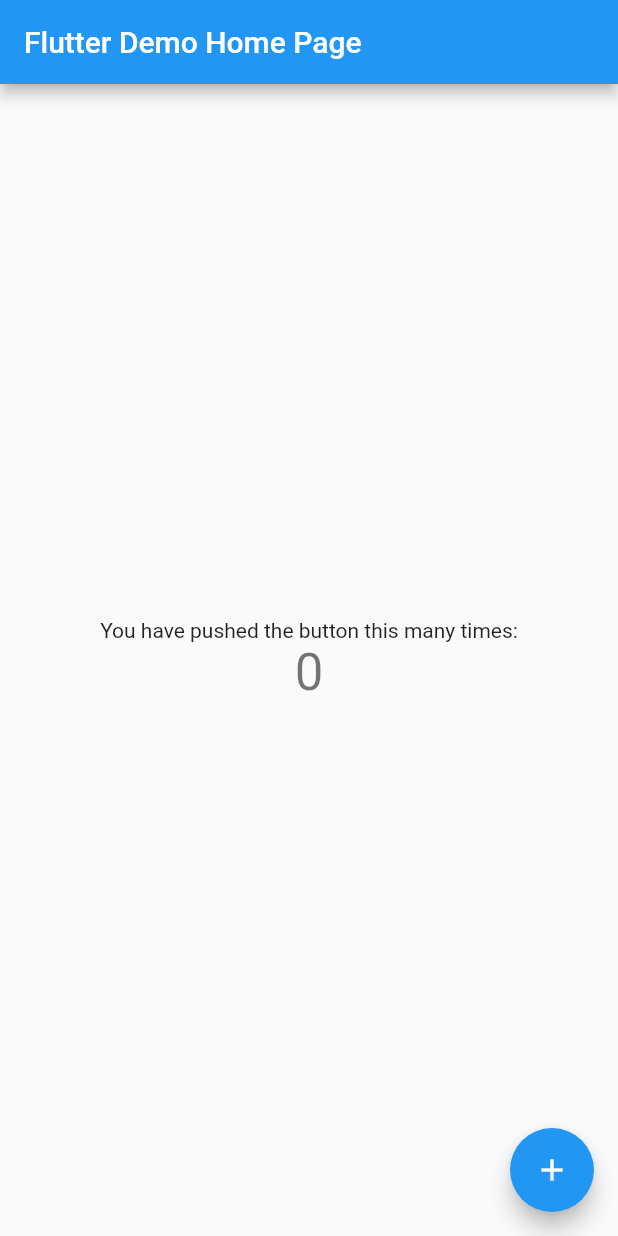
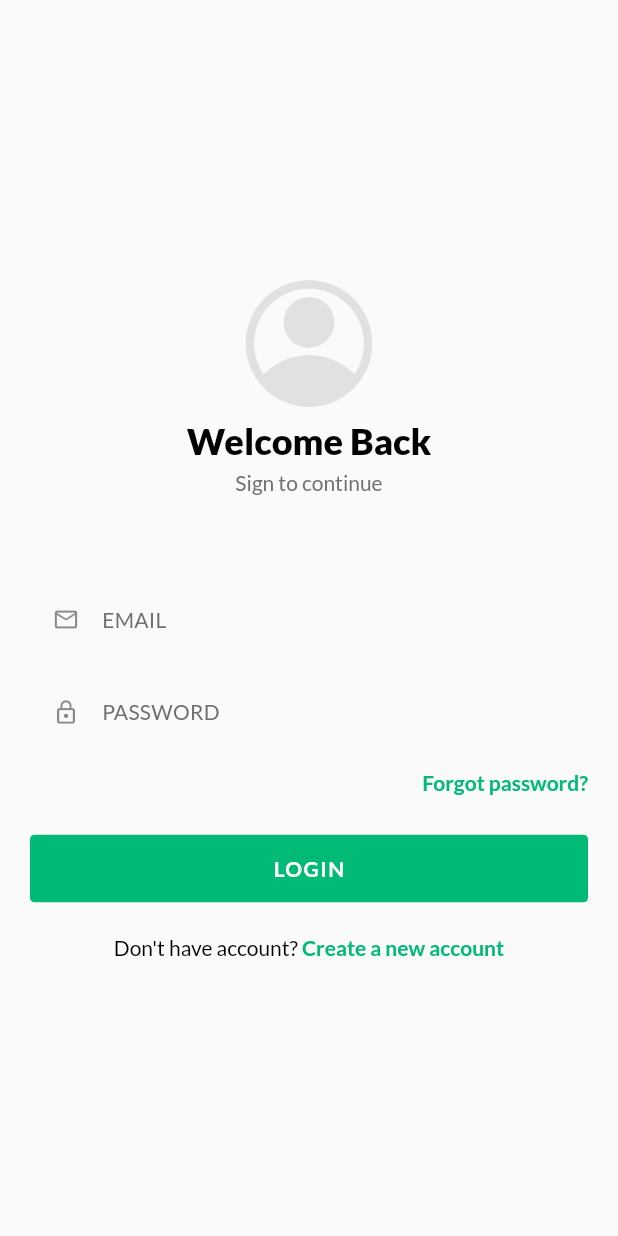
Before and after one commit to Viriyadhi/PTS-Login-PremiereLG, a Flutter app: the screen it shows after launch, on a phone screen of 412 x 824 dp. Run offline on Flutter 3.47's test engine with Material 2 defaults, Android fonts, the phone set to English and light mode, and no system bars; our stand-ins replace google_fonts.

Commit message:
style: [SF] login page

```diff
--- /dev/null
+++ b/lib/common/app_theme_data.dart
@@ -0,0 +1,49 @@
+import 'package:flutter/material.dart';
+import 'package:google_fonts/google_fonts.dart';
+
+import 'color_values.dart';
+
+class AppThemeData {
+  static ThemeData getTheme() {
+    const Color primaryColor = ColorValues.primaryGreen;
+    final Map<int, Color> primaryColorMap = {
+      50: primaryColor,
+      100: primaryColor,
+      200: primaryColor,
+      300: primaryColor,
+      400: primaryColor,
+      500: primaryColor,
+      600: primaryColor,
+      700: primaryColor,
+      800: primaryColor,
+      900: primaryColor,
+    };
+    final MaterialColor primaryMaterialColor = MaterialColor(primaryColor.value, primaryColorMap);
+
+    return ThemeData(
+        brightness: Brightness.light,
+        primaryColor: primaryColor,
+        primarySwatch: primaryMaterialColor,
+        elevatedButtonTheme: ElevatedButtonThemeData(
+          style: ElevatedButton.styleFrom(
+            onPrimary: Colors.white,
+            primary: ColorValues.primaryGreen,
+            elevation: 0.0,
+            minimumSize: const Size(double.infinity, 45.0),
+            shape: RoundedRectangleBorder(
+              borderRadius: BorderRadius.circular(3),
+            ),
+            textStyle: GoogleFonts.lato(
+              fontSize: 14.0,
+              fontWeight: FontWeight.bold,
+              letterSpacing: 1.0,
+            ),
+          ),
+        ),
+        textTheme: TextTheme(
+          headline1: GoogleFonts.lato(fontSize: 24.0, fontWeight: FontWeight.w900, color: Colors.black),
+          subtitle1: GoogleFonts.lato(fontSize: 14.0, fontWeight: FontWeight.w500, color: ColorValues.mediumGrey),
+          bodyText1: GoogleFonts.lato(fontSize: 14.0, fontWeight: FontWeight.w400, color: Colors.black),
+        ));
+  }
+}
--- /dev/null
+++ b/lib/common/color_values.dart
@@ -0,0 +1,7 @@
+import 'dart:ui';
+
+class ColorValues {
+  static const primaryGreen = Color(0xFF01BA76);
+  static const mediumGrey = Color(0xFF707070);
+  static const lightGrey = Color(0xFFC0C0C0);
+}
--- /dev/null
+++ b/lib/common/shared_code.dart
@@ -0,0 +1,45 @@
+import 'package:flutter/material.dart';
+
+class SharedCode {
+  String? emptyValidator(value) {
+    return value.toString().trim().isEmpty ? 'Field can\'t be empty' : null;
+  }
+
+  String? passwordValidator(value) {
+    return value.toString().length < 6 ? 'Password can\'t be less than 6 characters' : null;
+  }
+
+  String? emailValidator(value) {
+    bool emailValid = RegExp(r"^[a-zA-Z0-9.a-zA-Z0-9.!#$%&'*+-/=?^_`{|}~]+@[a-zA-Z0-9]+\.[a-zA-Z]+").hasMatch(value);
+    return !emailValid ? 'Email is not valid' : null;
+  }
+
+  String? passwordConfirmValidator(String value1 , String value2) {
+    if (value1.isEmpty || value2.isEmpty) {
+      return 'Password doesn\'t match';
+    } else {
+      return value2 != value1 ? 'Password doesn\'t match' : null;
+    }
+  }
+
+  static void showSnackBar(
+      BuildContext context, String status, String content, {Duration? duration}) {
+    Color color = Colors.green;
+    switch (status) {
+      case 'success':
+        color = Colors.green;
+        break;
+      case 'error':
+        color = Colors.red;
+        break;
+    }
+
+    SnackBar snackBar = SnackBar(
+      content: Text(content, style: const TextStyle(color: Colors.white)),
+      backgroundColor: color,
+      duration: duration ?? const Duration(milliseconds: 4000),
+    );
+
+    ScaffoldMessenger.of(context).showSnackBar(snackBar);
+  }
+}
--- a/lib/main.dart
+++ b/lib/main.dart
@@ -1,4 +1,6 @@
 import 'package:flutter/material.dart';
+import 'package:flutter_login_practice/common/app_theme_data.dart';
+import 'package:flutter_login_practice/ui/login/login.dart';
 
 void main() {
   runApp(const MyApp());
@@ -7,109 +9,12 @@ void main() {
 class MyApp extends StatelessWidget {
   const MyApp({Key? key}) : super(key: key);
 
-  // This widget is the root of your application.
   @override
   Widget build(BuildContext context) {
     return MaterialApp(
-      title: 'Flutter Demo',
-      theme: ThemeData(
-        // This is the theme of your application.
-        //
-        // Try running your application with "flutter run". You'll see the
-        // application has a blue toolbar. Then, without quitting the app, try
-        // changing the primarySwatch below to Colors.green and then invoke
-        // "hot reload" (press "r" in the console where you ran "flutter run",
-        // or simply save your changes to "hot reload" in a Flutter IDE).
-        // Notice that the counter didn't reset back to zero; the application
-        // is not restarted.
-        primarySwatch: Colors.blue,
-      ),
-      home: const MyHomePage(title: 'Flutter Demo Home Page'),
+      title: 'Login Practice',
+      theme: AppThemeData.getTheme(),
+      home: const Login(),
     );
   }
 }
-
-class MyHomePage extends StatefulWidget {
-  const MyHomePage({Key? key, required this.title}) : super(key: key);
-
-  // This widget is the home page of your application. It is stateful, meaning
-  // that it has a State object (defined below) that contains fields that affect
-  // how it looks.
-
-  // This class is the configuration for the state. It holds the values (in this
-  // case the title) provided by the parent (in this case the App widget) and
-  // used by the build method of the State. Fields in a Widget subclass are
-  // always marked "final".
-
-  final String title;
-
-  @override
-  State<MyHomePage> createState() => _MyHomePageState();
-}
-
-class _MyHomePageState extends State<MyHomePage> {
-  int _counter = 0;
-
-  void _incrementCounter() {
-    setState(() {
-      // This call to setState tells the Flutter framework that something has
-      // changed in this State, which causes it to rerun the build method below
-      // so that the display can reflect the updated values. If we changed
-      // _counter without calling setState(), then the build method would not be
-      // called again, and so nothing would appear to happen.
-      _counter++;
-    });
-  }
-
-  @override
-  Widget build(BuildContext context) {
-    // This method is rerun every time setState is called, for instance as done
-    // by the _incrementCounter method above.
-    //
-    // The Flutter framework has been optimized to make rerunning build methods
-    // fast, so that you can just rebuild anything that needs updating rather
-    // than having to individually change instances of widgets.
-    return Scaffold(
-      appBar: AppBar(
-        // Here we take the value from the MyHomePage object that was created by
-        // the App.build method, and use it to set our appbar title.
-        title: Text(widget.title),
-      ),
-      body: Center(
-        // Center is a layout widget. It takes a single child and positions it
-        // in the middle of the parent.
-        child: Column(
-          // Column is also a layout widget. It takes a list of children and
-          // arranges them vertically. By default, it sizes itself to fit its
-          // children horizontally, and tries to be as tall as its parent.
-          //
-          // Invoke "debug painting" (press "p" in the console, choose the
-          // "Toggle Debug Paint" action from the Flutter Inspector in Android
-          // Studio, or the "Toggle Debug Paint" command in Visual Studio Code)
-          // to see the wireframe for each widget.
-          //
-          // Column has various properties to control how it sizes itself and
-          // how it positions its children. Here we use mainAxisAlignment to
-          // center the children vertically; the main axis here is the vertical
-          // axis because Columns are vertical (the cross axis would be
-          // horizontal).
-          mainAxisAlignment: MainAxisAlignment.center,
-          children: <Widget>[
-            const Text(
-              'You have pushed the button this many times:',
-            ),
-            Text(
-              '$_counter',
-              style: Theme.of(context).textTheme.headline4,
-            ),
-          ],
-        ),
-      ),
-      floatingActionButton: FloatingActionButton(
-        onPressed: _incrementCounter,
-        tooltip: 'Increment',
-        child: const Icon(Icons.add),
-      ), // This trailing comma makes auto-formatting nicer for build methods.
-    );
-  }
-}
--- /dev/null
+++ b/lib/ui/login/login.dart
@@ -0,0 +1,104 @@
+import 'package:flutter/material.dart';
+import 'package:flutter_login_practice/common/color_values.dart';
+import 'package:flutter_login_practice/ui/widgets/custom_text_field.dart';
+import 'package:google_fonts/google_fonts.dart';
+
+class Login extends StatefulWidget {
+  const Login({Key? key}) : super(key: key);
+
+  @override
+  State<Login> createState() => _LoginState();
+}
+
+class _LoginState extends State<Login> {
+  final _formKey = GlobalKey<FormState>();
+  final TextEditingController _emailController = TextEditingController();
+  final TextEditingController _passwordController = TextEditingController();
+
+  void _login() {
+    if (_formKey.currentState!.validate()) {
+      print('true');
+      // if (_emailController.text == 'admin' && _passwordController.text == 'admin') {
+      //   SharedCode.showSnackBar(context, 'success', 'Login successful.');
+      // } else {
+      //   SharedCode.showSnackBar(context, 'error', 'Email or password incorrect.');
+      // }
+    } else {
+      print('false');
+    }
+  }
+
+  @override
+  Widget build(BuildContext context) {
+    return Scaffold(
+      body: SafeArea(
+        child: Padding(
+          padding: const EdgeInsets.all(20.0),
+          child: Column(
+            mainAxisAlignment: MainAxisAlignment.center,
+            children: [
+              _buildHeading(),
+              const SizedBox(height: 50.0),
+              _buildContent(),
+            ],
+          ),
+        ),
+      ),
+    );
+  }
+
+  Widget _buildHeading() {
+    return Column(
+      children: [
+        Container(
+          width: 90.0,
+          height: 90.0,
+          decoration: const BoxDecoration(
+            image: DecorationImage(
+              image: AssetImage('assets/welcome.png'),
+              opacity: 0.1
+            ),
+          ),
+        ),
+        const SizedBox(height: 5.0),
+        Text('Welcome Back', style: Theme.of(context).textTheme.headline1),
+        const SizedBox(height: 5.0),
+        Text('Sign to continue', style: Theme.of(context).textTheme.subtitle1),
+      ],
+    );
+  }
+
+  Widget _buildContent() {
+    return Form(
+      key: _formKey,
+      child: Column(
+        children: [
+          CustomTextField(label: 'Email', controller: _emailController, prefixIcon: Icons.email_outlined),
+          const SizedBox(height: 10.0),
+          CustomTextField(label: 'Password', controller: _passwordController, prefixIcon: Icons.lock_outline, isPassword: true),
+          const SizedBox(height: 20.0),
+          Row(
+            mainAxisAlignment: MainAxisAlignment.end,
+            children: [
+              Text('Forgot password?', style: GoogleFonts.lato(color: ColorValues.primaryGreen, fontWeight: FontWeight.w600))
+            ],
+          ),
+          const SizedBox(height: 25.0),
+          ElevatedButton(onPressed: _login, child: const Text('LOGIN')),
+          const SizedBox(height: 20.0),
+          RichText(
+            text: TextSpan(
+              text: 'Don\'t have account? ',
+              style: Theme.of(context).textTheme.bodyText1,
+              children: <TextSpan>[
+                TextSpan(text: 'Create a new account',
+                  style: GoogleFonts.lato(fontSize: 14.0, fontWeight: FontWeight.w600, color: ColorValues.primaryGreen),
+                )
+              ]
+            ),
+          ),
+        ],
+      ),
+    );
+  }
+}
--- /dev/null
+++ b/lib/ui/widgets/custom_text_field.dart
@@ -0,0 +1,60 @@
+import 'package:flutter/material.dart';
+import 'package:flutter_login_practice/common/color_values.dart';
+import 'package:flutter_login_practice/common/shared_code.dart';
+import 'package:google_fonts/google_fonts.dart';
+
+class CustomTextField extends StatefulWidget {
+  final String label;
+  final TextEditingController controller;
+  final TextInputType textInputType;
+  final String? Function(String?)? validator;
+  final IconData? prefixIcon;
+  final bool isPassword;
+
+  const CustomTextField({
+    Key? key,
+    required this.label,
+    required this.controller,
+    this.textInputType = TextInputType.text,
+    this.validator,
+    this.prefixIcon,
+    this.isPassword = false,
+  }) : super(key: key);
+
+  @override
+  State<CustomTextField> createState() => _CustomTextFieldState();
+}
+
+class _CustomTextFieldState extends State<CustomTextField> {
+  @override
+  Widget build(BuildContext context) {
+    dynamic validator = widget.validator;
+    validator ?? SharedCode().emptyValidator;
+
+    return TextFormField(
+      style: Theme.of(context).textTheme.bodyText1,
+      controller: widget.controller,
+      keyboardType: widget.textInputType,
+      validator: validator,
+      autovalidateMode: AutovalidateMode.onUserInteraction,
+      obscureText: widget.isPassword,
+      autocorrect: !widget.isPassword,
+      enableSuggestions: !widget.isPassword,
+      decoration: InputDecoration(
+        border: InputBorder.none,
+        contentPadding: const EdgeInsets.symmetric(vertical: 10.0, horizontal: 0.0),
+        label: Text(widget.label.toUpperCase()),
+        labelStyle: GoogleFonts.lato(
+          color: ColorValues.mediumGrey,
+          fontWeight: FontWeight.w500,
+          letterSpacing: 0.2,
+        ),
+        prefixIcon: Padding(
+          padding: const EdgeInsets.only(top: 15.0),
+          child: Icon(widget.prefixIcon, size: 18.0),
+        ),
+        alignLabelWithHint: true
+      ),
+    );
+  }
+}
--- a/pubspec.yaml
+++ b/pubspec.yaml
@@ -34,6 +34,7 @@ dependencies:
   # The following adds the Cupertino Icons font to your application.
   # Use with the CupertinoIcons class for iOS style icons.
   cupertino_icons: ^1.0.2
+  google_fonts: ^3.0.1
 
 dev_dependencies:
   flutter_test:
@@ -58,9 +59,8 @@ flutter:
   uses-material-design: true
 
   # To add assets to your application, add an assets section, like this:
-  # assets:
-  #   - images/a_dot_burr.jpeg
-  #   - images/a_dot_ham.jpeg
+  assets:
+    - assets/
 
   # An image asset can refer to one or more resolution-specific "variants", see
   # https://flutter.dev/assets-and-images/#resolution-aware
```
Also changed, not shown: assets/welcome.png (added), pubspec.lock.
